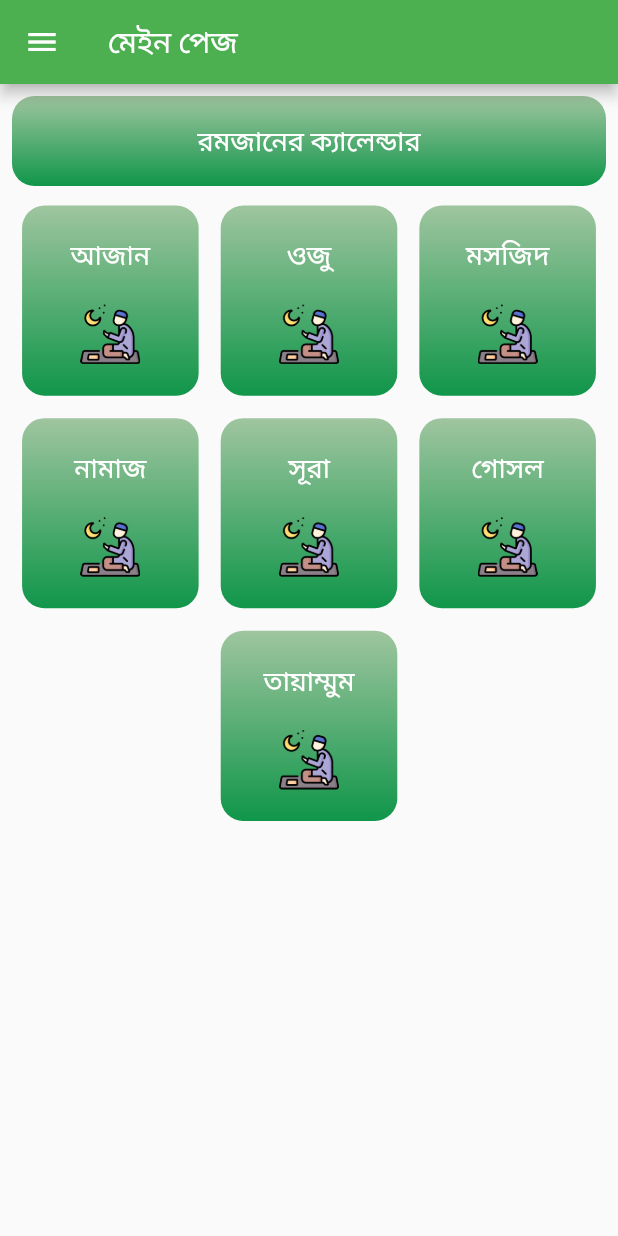
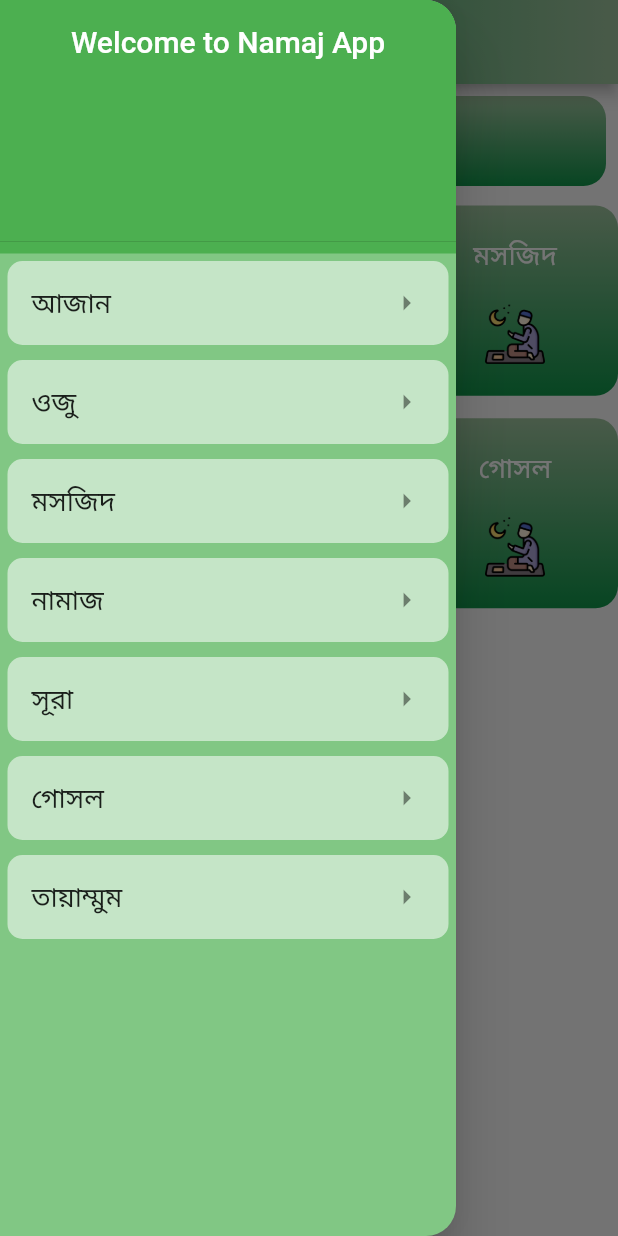
Before and after one commit to Ibrahim-K98han/islamic_apps, a Flutter app: the screen it shows after launch, in the side drawer, after a tap on "রমজানের ক্যালেন্ডার", on a phone screen of 412 x 824 dp. Run offline on Flutter 3.47's test engine with Material 2 defaults, Android fonts, the light colour scheme and no system bars.

Commit message:
display issufix

```diff
--- a/lib/pages/home_page.dart
+++ b/lib/pages/home_page.dart
@@ -34,11 +34,21 @@ class _HomePageState extends State<HomePage> {
     return Scaffold(
       appBar: AppBar(
         title: const Text('মেইন পেজ'),
-        backgroundColor: Colors.green,
+        flexibleSpace: Container(
+          decoration: const BoxDecoration(
+            gradient: LinearGradient(
+                begin: Alignment.centerLeft,
+                end: Alignment.centerRight,
+                colors: [
+                  Color.fromARGB(255, 16, 150, 74),
+                  Color.fromARGB(255, 159, 197, 159),
+                ]),
+          ),
+        ),
       ),
       drawer: Drawer(
-        backgroundColor: Colors.green,
-        shape: RoundedRectangleBorder(
+        backgroundColor: Colors.green.shade300,
+        shape: const RoundedRectangleBorder(
           borderRadius: BorderRadius.only(
             topRight: Radius.circular(20),
             bottomRight: Radius.circular(20),
@@ -46,55 +56,139 @@ class _HomePageState extends State<HomePage> {
         ),
         child: SafeArea(
           child: ListView(
-            padding: EdgeInsets.zero,
+           padding: const EdgeInsets.all(0),
             children: [
-              ListTile(
-                title: Text("আজান"),
+              Container(
+                color: Colors.green,
+                child: DrawerHeader(
+                  child: Column(
+                    children: const[
+                    Text('Welcome to Namaj App',style: TextStyle(color: Colors.white,fontSize: 20),)
+                    ],
+                  )
+                  ),
+              ),
+              Padding(
+                padding: const EdgeInsets.all(5),
+                child: ListTile(
+                  shape: RoundedRectangleBorder(
+                      borderRadius: BorderRadius.circular(10)),
+                  tileColor: Colors.white54,
+                  trailing: const Icon(Icons.arrow_right),
+                  title: const Text(
+                    "আজান",
+                    style: TextStyle(fontSize: 18),
+                  ),
                   onTap: () {
                     Navigator.pop(context);
                   },
                 ),
-              ListTile(
-                title: Text("ওজু"),
+              ),
+              Padding(
+                padding: const EdgeInsets.all(5),
+                child: ListTile(
+                  shape: RoundedRectangleBorder(
+                      borderRadius: BorderRadius.circular(10)),
+                  tileColor: Colors.white54,
+                  trailing: const Icon(Icons.arrow_right),
+                  title: const Text(
+                    "ওজু",
+                    style: TextStyle(fontSize: 18),
+                  ),
                   onTap: () {
                     Navigator.pop(context);
                   },
                 ),
-              ListTile(
-                title: Text("মসজিদ"),
+              ),
+              Padding(
+                padding: const EdgeInsets.all(5),
+                child: ListTile(
+                  shape: RoundedRectangleBorder(
+                      borderRadius: BorderRadius.circular(10)),
+                  tileColor: Colors.white54,
+                  trailing: const Icon(Icons.arrow_right),
+                  title: const Text(
+                    "মসজিদ",
+                    style: TextStyle(fontSize: 18),
+                  ),
                   onTap: () {
                     Navigator.pop(context);
                   },
                 ),
-              ListTile(
-                title: Text("নামাজ"),
+              ),
+              Padding(
+                padding: const EdgeInsets.all(5),
+                child: ListTile(
+                  shape: RoundedRectangleBorder(
+                      borderRadius: BorderRadius.circular(10)),
+                  tileColor: Colors.white54,
+                  trailing: const Icon(Icons.arrow_right),
+                  title: const Text(
+                    "নামাজ",
+                    style: TextStyle(fontSize: 18),
+                  ),
                   onTap: () {
                     Navigator.pop(context);
                   },
                 ),
-              ListTile(
-                title: Text("সূরা"),
+              ),
+              Padding(
+                padding: const EdgeInsets.all(5),
+                child: ListTile(
+                  shape: RoundedRectangleBorder(
+                      borderRadius: BorderRadius.circular(10)),
+                  tileColor: Colors.white54,
+                  trailing: const Icon(Icons.arrow_right),
+                  title: const Text(
+                    "সূরা",
+                    style: TextStyle(fontSize: 18),
+                  ),
                   onTap: () {
                     Navigator.pop(context);
                   },
                 ),
-              ListTile(
-                title: Text("গোসল"),
+              ),
+              Padding(
+               padding: const EdgeInsets.all(5),
+                child: ListTile(
+                  shape: RoundedRectangleBorder(
+                      borderRadius: BorderRadius.circular(10)),
+                  tileColor: Colors.white54,
+                  trailing: const Icon(Icons.arrow_right),
+                  title: const Text(
+                    "গোসল",
+                    style: TextStyle(fontSize: 18),
+                  ),
                   onTap: () {
                     Navigator.pop(context);
                   },
                 ),
-              ListTile(
-                title: Text("তায়াম্মুম"),
+              ),
+              Padding(
+               padding: const EdgeInsets.all(5),
+                child: ListTile(
+                  shape: RoundedRectangleBorder(
+                      borderRadius: BorderRadius.circular(10)),
+                  tileColor: Colors.white54,
+                  trailing: const Icon(Icons.arrow_right),
+                  title: const Text(
+                    "তায়াম্মুম",
+                    style: TextStyle(fontSize: 18),
+                  ),
                   onTap: () {
                     Navigator.pop(context);
                   },
+                ),
               ),
             ],
           ),
         ),
       ),
-      body: Column(
+      body: SingleChildScrollView(
+        physics: const BouncingScrollPhysics(),
+        child: Column(
+          mainAxisAlignment: MainAxisAlignment.center,
+          crossAxisAlignment: CrossAxisAlignment.center,
           children: [
             InkWell(
               onTap: () {
@@ -103,7 +197,6 @@ class _HomePageState extends State<HomePage> {
                   MaterialPageRoute(builder: (context) => const RomjanCalender()),
                 );
               },
-            child: Expanded(
               child: Padding(
                 padding: const EdgeInsets.all(8.0),
                 child: Container(
@@ -131,20 +224,20 @@ class _HomePageState extends State<HomePage> {
                 ),
               ),
             ),
-          ),
             Padding(
               padding: const EdgeInsets.only(top: 5),
               child: Row(
                 mainAxisAlignment: MainAxisAlignment.spaceEvenly,
                 children: [
-                InkWell(
+                  Expanded(
+                    flex: 1,
+                    child: InkWell(
                       onTap: () {
                         Navigator.push(
                           context,
                           MaterialPageRoute(builder: (context) => const AzanPage()),
                         );
                       },
-                  child: Expanded(
                       child: Container(
                         height: (MediaQuery.of(context).size.height / 6.5),
                         width: (MediaQuery.of(context).size.width / 3.5),
@@ -178,14 +271,15 @@ class _HomePageState extends State<HomePage> {
                       ),
                     ),
                   ),
-                InkWell(
+                  Expanded(
+                    flex: 1,
+                    child: InkWell(
                       onTap: () {
                         Navigator.push(
                           context,
                           MaterialPageRoute(builder: (context) => const OjuPage()),
                         );
                       },
-                  child: Expanded(
                       child: Container(
                         height: (MediaQuery.of(context).size.height / 6.5),
                         width: (MediaQuery.of(context).size.width / 3.5),
@@ -219,14 +313,15 @@ class _HomePageState extends State<HomePage> {
                       ),
                     ),
                   ),
-                InkWell(
+                  Expanded(
+                    flex: 1,
+                    child: InkWell(
                       onTap: () {
                         Navigator.push(
                             context,
                             MaterialPageRoute(
                                 builder: (context) => const MosjidPage()));
                       },
-                  child: Expanded(
                       child: Container(
                         height: (MediaQuery.of(context).size.height / 6.5),
                         width: (MediaQuery.of(context).size.width / 3.5),
@@ -271,7 +366,9 @@ class _HomePageState extends State<HomePage> {
               child: Row(
                 mainAxisAlignment: MainAxisAlignment.spaceEvenly,
                 children: [
-                InkWell(
+                  Expanded(
+                    flex: 1,
+                    child: InkWell(
                       onTap: () {
                         Navigator.push(
                           context,
@@ -279,7 +376,6 @@ class _HomePageState extends State<HomePage> {
                               builder: (context) => const NamajPage()),
                         );
                       },
-                  child: Expanded(
                       child: Container(
                         height: (MediaQuery.of(context).size.height / 6.5),
                         width: (MediaQuery.of(context).size.width / 3.5),
@@ -313,14 +409,15 @@ class _HomePageState extends State<HomePage> {
                       ),
                     ),
                   ),
-                InkWell(
+                  Expanded(
+                    flex: 1,
+                    child: InkWell(
                       onTap: () {
                         Navigator.push(
                           context,
                           MaterialPageRoute(builder: (context) => const SuraPage()),
                         );
                       },
-                  child: Expanded(
                       child: Container(
                         height: (MediaQuery.of(context).size.height / 6.5),
                         width: (MediaQuery.of(context).size.width / 3.5),
@@ -354,14 +451,15 @@ class _HomePageState extends State<HomePage> {
                       ),
                     ),
                   ),
-                InkWell(
+                  Expanded(
+                    flex: 1,
+                    child: InkWell(
                       onTap: () {
                         Navigator.push(
                             context,
                             MaterialPageRoute(
                                 builder: (context) => const GosolePage()));
                       },
-                  child: Expanded(
                       child: Container(
                         height: (MediaQuery.of(context).size.height / 6.5),
                         width: (MediaQuery.of(context).size.width / 3.5),
@@ -414,10 +512,9 @@ class _HomePageState extends State<HomePage> {
                             builder: (context) => const TayamumPage()),
                       );
                     },
-                  child: Expanded(
                     child: Container(
-                      height: (MediaQuery.of(context).size.height / 6.5),
-                      width: (MediaQuery.of(context).size.width / 3.5),
+                      height: (MediaQuery.of(context).size.height / 7),
+                      width:(MediaQuery.of(context).size.height / 7),
                       alignment: Alignment.center,
                       decoration: BoxDecoration(
                           gradient: const LinearGradient(
@@ -431,8 +528,8 @@ class _HomePageState extends State<HomePage> {
                       child: Column(
                         mainAxisAlignment: MainAxisAlignment.center,
                         children: [
-                          FittedBox(
-                            child: const Text(
+                          const FittedBox(
+                            child: Text(
                               'তায়াম্মুম',
                               style:
                                   TextStyle(color: Colors.white, fontSize: 18),
@@ -447,7 +544,6 @@ class _HomePageState extends State<HomePage> {
                             height: 40,
                           ),
                         ],
-                      ),
                       ),
                     ),
                   ),
@@ -550,6 +646,7 @@ class _HomePageState extends State<HomePage> {
             ),
           ],
         ),
+      ),
     );
   }
 }
```
Lines whose indentation alone changed are shown as unchanged.
